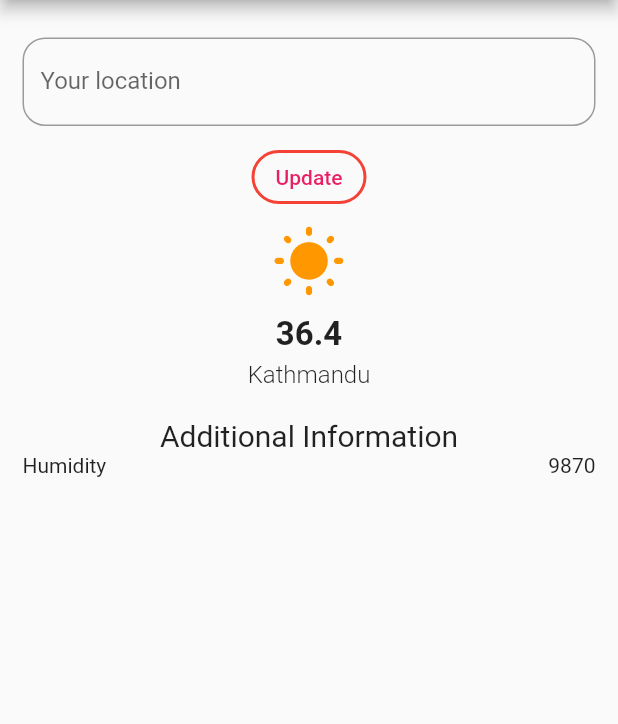
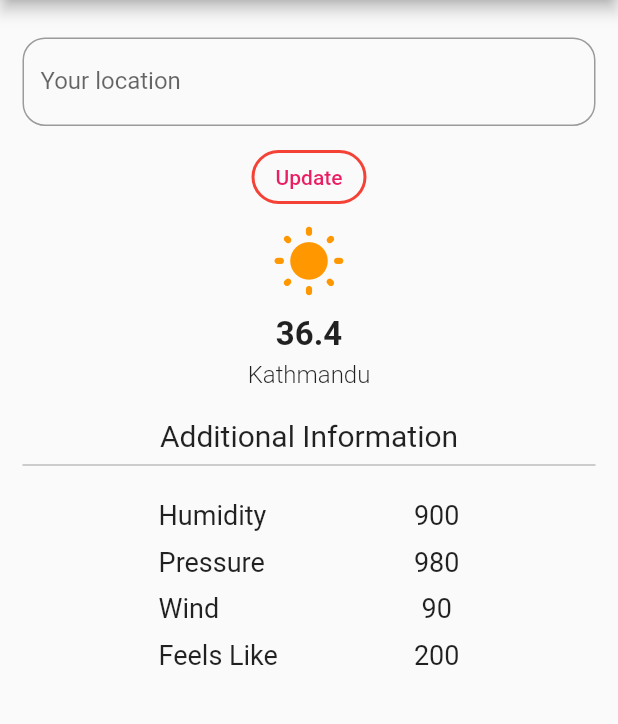
Before and after one commit to aakashsahh/weather_api, a Flutter app: the screen it shows after launch, on a phone screen of 412 x 824 dp, the part 84-808 px from its top. Run offline on Flutter 3.47's test engine with Material 2 defaults, Android fonts, the phone set to English and light mode, and no system bars.

Commit message:
home screeen final ui

```diff
--- a/lib/home_screen.dart
+++ b/lib/home_screen.dart
@@ -1,4 +1,6 @@
 import 'package:flutter/material.dart';
+
+import 'utils/text_style/text_style.dart';
 
 class HomeScreen extends StatefulWidget {
   const HomeScreen({Key? key}) : super(key: key);
@@ -55,17 +57,40 @@ class _HomeScreenState extends State<HomeScreen> {
                   fontSize: 20,
                   fontWeight: FontWeight.w400,
                 ),
-              )
+              ),
+              const Divider(color: Colors.grey)
             ],
           ),
+          const SizedBox(height: 15),
           Row(
-            mainAxisAlignment: MainAxisAlignment.spaceBetween,
+            mainAxisAlignment: MainAxisAlignment.spaceEvenly,
             children: [
               Column(
-                children: [Text("Humidity")],
+                mainAxisAlignment: MainAxisAlignment.start,
+                crossAxisAlignment: CrossAxisAlignment.start,
+                children: const [
+                  Text("Humidity", style: textStyle),
+                  SizedBox(height: 10),
+                  Text(
+                    "Pressure",
+                    style: textStyle,
+                  ),
+                  SizedBox(height: 10),
+                  Text("Wind", style: textStyle),
+                  SizedBox(height: 10),
+                  Text("Feels Like", style: textStyle)
+                ],
               ),
               Column(
-                children: [Text("9870")],
+                children: const [
+                  Text("900", style: textStyle),
+                  SizedBox(height: 10),
+                  Text("980", style: textStyle),
+                  SizedBox(height: 10),
+                  Text("90", style: textStyle),
+                  SizedBox(height: 10),
+                  Text("200", style: textStyle),
+                ],
               ),
             ],
           )
--- /dev/null
+++ b/lib/utils/text_style/text_style.dart
@@ -0,0 +1,3 @@
+import 'package:flutter/material.dart';
+
+const textStyle = TextStyle(fontSize: 18);
```
